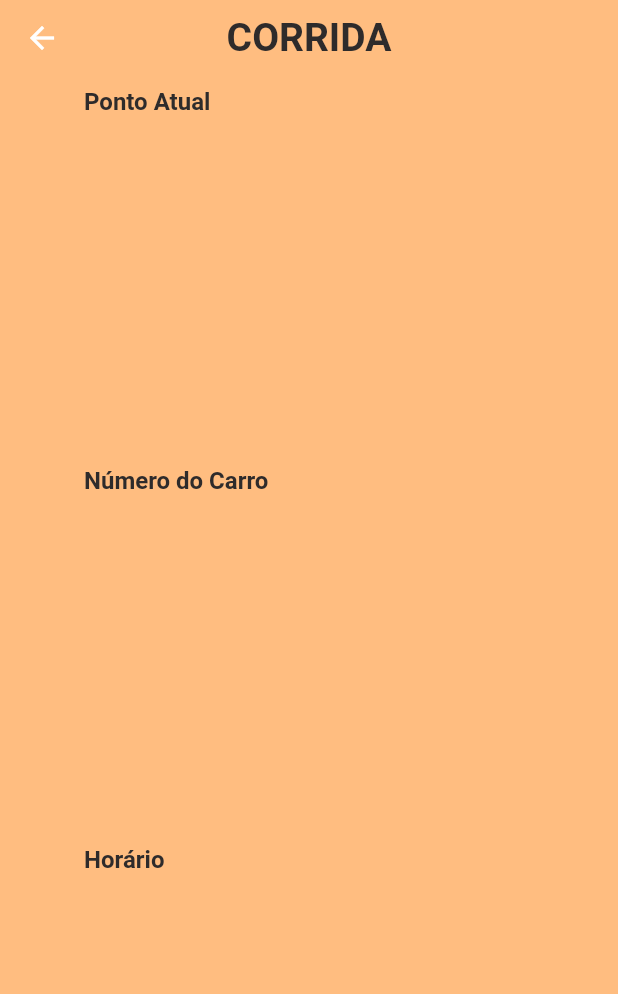
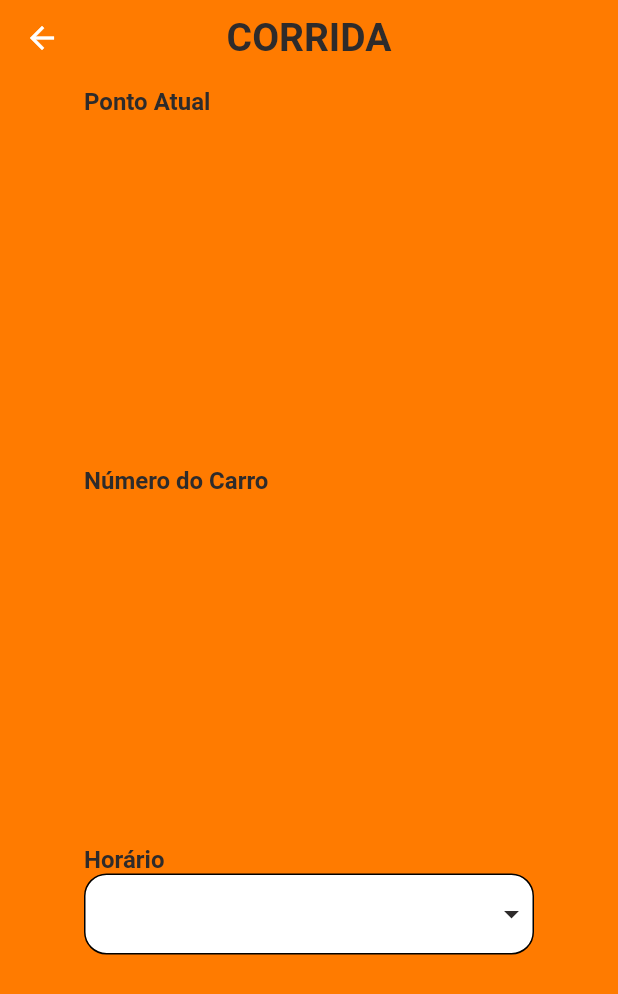
Before and after one commit to rodolfo-kunzel/Corrida-Regularidade, a Flutter app: the screen it shows after launch, after a tap on "CORRIDA", on a phone screen of 412 x 824 dp. Shown: the top 994 px of the screen. Run offline on Flutter 3.47's test engine with Material 2 defaults, Android fonts, the phone set to English and light mode, and no system bars; our stand-ins replace cloud_firestore, firebase_core, flutter_mobx, google_fonts, mobx; accounts and stored records are empty; generated files the repository leaves out were written again.

Commit message:
first-commit

```diff
--- a/lib/features/home_page/view/home_view.dart
+++ b/lib/features/home_page/view/home_view.dart
@@ -11,8 +11,7 @@ class HomeView extends StatelessWidget {
 
   @override
   Widget build(BuildContext context) {
-    return SafeArea(
-      child: Scaffold(
+    return Scaffold(
       backgroundColor: AppConstantColors.appOrange,
       appBar: const PreferredSize(
         preferredSize: Size.fromHeight(50),
@@ -26,7 +25,7 @@ class HomeView extends StatelessWidget {
           crossAxisAlignment: CrossAxisAlignment.stretch,
           children: [
             Expanded(
-                flex: 7,
+              flex: 8,
               child: Row(
                 mainAxisSize: MainAxisSize.min,
                 mainAxisAlignment: MainAxisAlignment.center,
@@ -45,7 +44,8 @@ class HomeView extends StatelessWidget {
               ),
             ),
             Expanded(
-                flex: 2,
+              flex: 3,
+              child: SafeArea(
                 child: Row(
                   mainAxisSize: MainAxisSize.min,
                   children: [
@@ -156,9 +156,9 @@ class HomeView extends StatelessWidget {
                     ),
                   ],
                 ),
+              ),
             )
           ],
-          ),
         ),
       ),
     );
--- a/lib/features/race_page/view/race_page_view.dart
+++ b/lib/features/race_page/view/race_page_view.dart
@@ -2,18 +2,18 @@ import 'package:corrida_de_regulariodade_flutter/constants/app_bar_constant.dart
 import 'package:corrida_de_regulariodade_flutter/constants/app_constant_colors.dart';
 import 'package:corrida_de_regulariodade_flutter/features/race_page/controller/race_page_controller.dart';
 import 'package:flutter/material.dart';
-import 'package:flutter/src/foundation/key.dart';
-import 'package:flutter/src/widgets/framework.dart';
+import 'package:flutter_mobx/flutter_mobx.dart';
 import 'package:google_fonts/google_fonts.dart';
 
 class RacePageView extends StatelessWidget {
   final _controller = RacePageController();
   RacePageView({Key? key}) : super(key: key);
 
+
   @override
   Widget build(BuildContext context) {
     return Scaffold(
-      backgroundColor: AppConstantColors.appFadedOrange,
+      backgroundColor: AppConstantColors.appOrange,
       appBar: const PreferredSize(
         preferredSize: Size.fromHeight(50),
         child: AppBarConstant(title: 'CORRIDA'),
@@ -94,6 +94,43 @@ class RacePageView extends StatelessWidget {
                                 color: AppConstantColors.appBlack),
                           ),
                         ),
+                        Observer(builder: (_) {
+                          return Container(
+                            height: 54,
+                            decoration: BoxDecoration(
+                                border: Border.all(),
+                                color: AppConstantColors.appWhite,
+                                borderRadius: BorderRadius.circular(15)),
+                            child: Padding(
+                              padding: const EdgeInsets.all(2.0),
+                              child: DropdownButton(
+                                style: GoogleFonts.roboto(
+                                    fontWeight: FontWeight.bold,
+                                    fontSize: 16,
+                                    color: AppConstantColors.appBlack),
+                                iconEnabledColor: AppConstantColors.appBlack,
+                                iconDisabledColor: AppConstantColors.appBlack,
+                                isExpanded: true,
+                                items: <String>[
+                                  "SIM",
+                                  "NÃO"
+                                ].map<DropdownMenuItem<String>>((String value) {
+                                  return DropdownMenuItem<String>(
+                                    value: value,
+                                    child: Text(value,
+                                        style: GoogleFonts.roboto(
+                                            fontWeight: FontWeight.bold,
+                                            fontSize: 16,
+                                            color: AppConstantColors.appBlack)),
+                                  );
+                                }).toList(),
+                                onChanged: _controller.changeCurrentStop,
+                                value: _controller.currentStop,
+                                underline: const SizedBox(),
+                              ),
+                            ),
+                          );
+                        }),
                       ],
                     ),
                   ),
--- a/lib/features/stop_register_page/controller/stop_register_controller.dart
+++ b/lib/features/stop_register_page/controller/stop_register_controller.dart
@@ -35,7 +35,7 @@ abstract class _StopRegisterControllerBase with Store {
    Future<void> stopRegister() async {
     if (isStart) {
     try {
-      await FirebaseFirestore.instance.collection("Pontos").doc().set({
+      await FirebaseFirestore.instance.collection("Pontos").doc(stopName).set({
         "Nome do Ponto": stopName,
         "Minutos após início": 0,
         "Início": isStart
@@ -45,7 +45,7 @@ abstract class _StopRegisterControllerBase with Store {
     }
     } else {
       try {
-      await FirebaseFirestore.instance.collection("Pontos").doc().set({
+      await FirebaseFirestore.instance.collection("Pontos").doc(stopName).set({
         "Nome do Ponto": stopName,
         "Minutos após início": minutesSinceStart,
         "Início": isStart
```
Also changed, not shown: lib/features/race_page/controller/race_page_controller.dart (+15 -0 lines), lib/features/stop_register_page/view/stop_register_view.dart (+10 -3 lines). Lines whose indentation alone changed are shown as unchanged.
